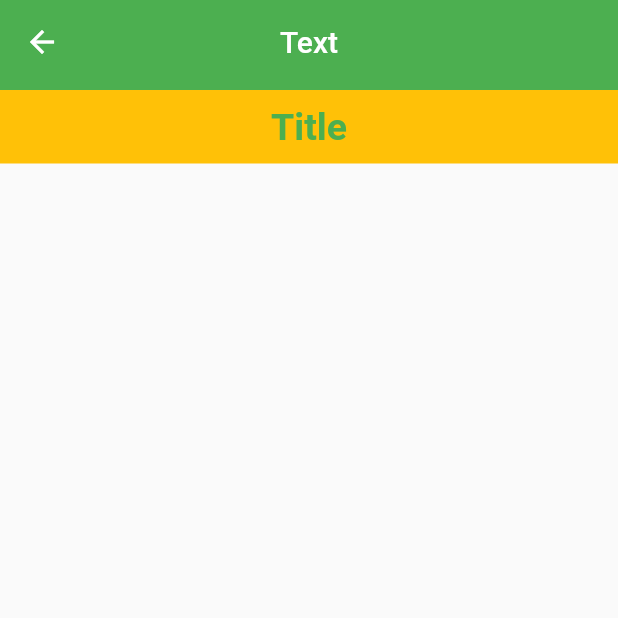
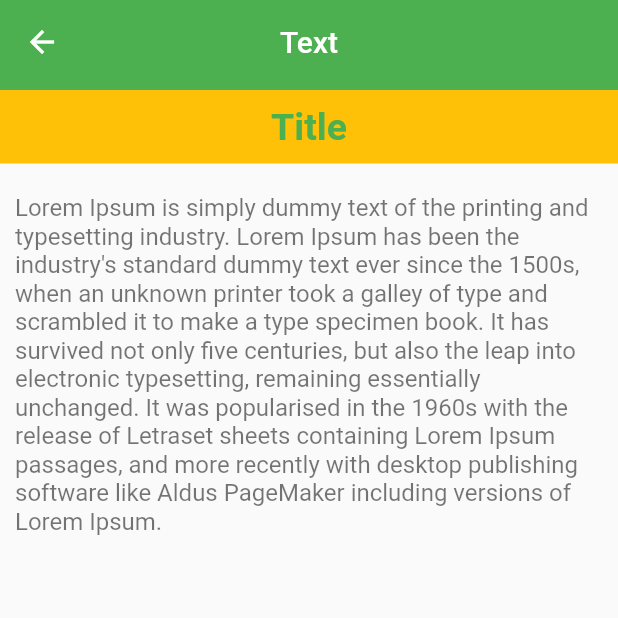
Before and after one commit to Luca-Virgilio/flutter_library, a Flutter app: the TextScreen screen opened by its route, on a phone screen of 412 x 824 dp, the top half of it. Run offline on Flutter 3.47's test engine with Material 2 defaults, Android fonts, the phone set to English and light mode, and no system bars; our stand-ins replace flutter_riverpod, go_router.

Commit message:
Add custom app text

```diff
--- a/lib/pages/style/text_screen.dart
+++ b/lib/pages/style/text_screen.dart
@@ -2,6 +2,7 @@ import 'package:flutter/material.dart';
 import 'package:flutter_widgets/misc/app_colors.dart';
 import 'package:flutter_widgets/widgets/app_large_text.dart';
 
+import '../../widgets/app_text.dart';
 import '../../widgets/custom_app_bar.dart';
 
 class TextScreen extends StatelessWidget {
@@ -9,6 +10,13 @@ class TextScreen extends StatelessWidget {
 
   @override
   Widget build(BuildContext context) {
+    String body = 'Lorem Ipsum is simply dummy text of the printing and typesetting industry.' +
+        ' Lorem Ipsum has been the industry\'s standard dummy text ever since the 1500s,' +
+        ' when an unknown printer took a galley of type and scrambled it to make a type specimen book.' +
+        ' It has survived not only five centuries, but also the leap into electronic typesetting,' +
+        ' remaining essentially unchanged. It was popularised in the 1960s with the release of ' +
+        'Letraset sheets containing Lorem Ipsum passages, and more recently with desktop publishing' +
+        ' software like Aldus PageMaker including versions of Lorem Ipsum.';
     return Scaffold(
       appBar: const CustomAppBar(title: 'Text'),
       body: Column(
@@ -26,6 +34,18 @@ class TextScreen extends StatelessWidget {
               ),
             ),
           ),
+          const SizedBox(
+            height: 20,
+          ),
+          Padding(
+            padding: const EdgeInsets.symmetric(horizontal: 10, vertical: 0),
+            child: SizedBox(
+              width: double.infinity,
+              child: AppText(
+                text: body,
+              ),
+            ),
+          )
         ],
       ),
     );
--- /dev/null
+++ b/lib/widgets/app_text.dart
@@ -0,0 +1,24 @@
+import 'package:flutter/material.dart';
+
+class AppText extends StatelessWidget {
+  double size;
+  final String text;
+  final Color color;
+  AppText(
+      {Key? key,
+      this.size = 16,
+      required this.text,
+      this.color = Colors.black54})
+      : super(key: key);
+
+  @override
+  Widget build(BuildContext context) {
+    return Text(
+      text,
+      style: TextStyle(
+        color: color,
+        fontSize: size,
+      ),
+    );
+  }
+}
```
